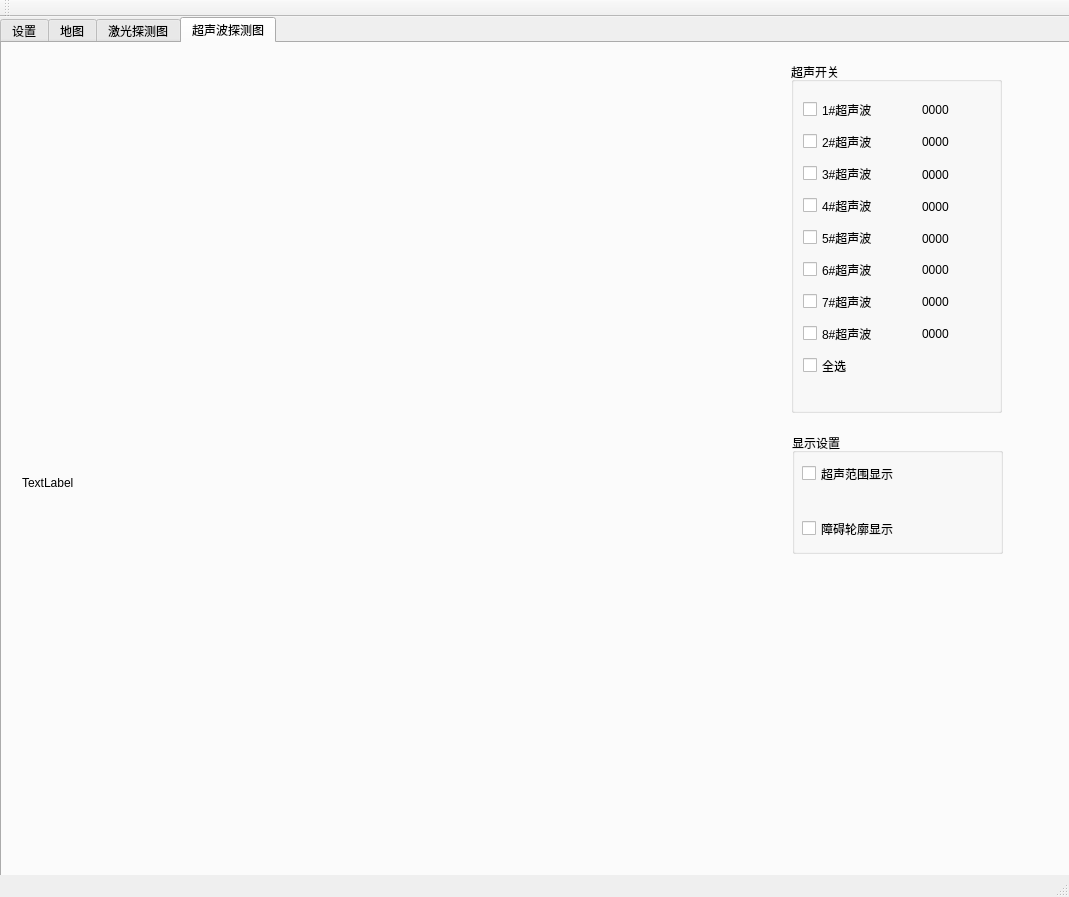
The window that src/a_robot_platform/src/client/qt_client/mainwindow.ui (zwhg/distributed_robot_sys) describes before a commit, drawn with Qt 5.
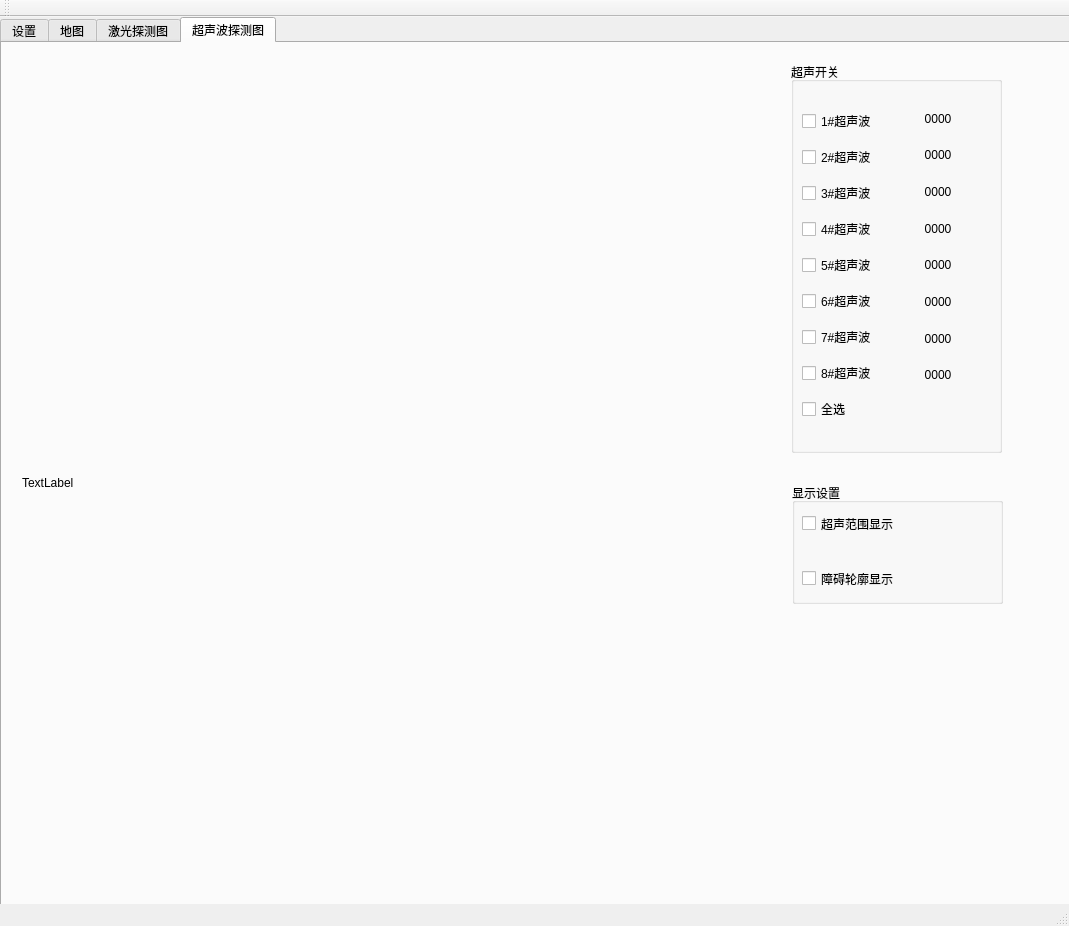
The same window after the commit. The open tabs and pages were chosen to show the change.

```diff
--- a/src/a_robot_platform/src/client/qt_client/mainwindow.ui
+++ b/src/a_robot_platform/src/client/qt_client/mainwindow.ui
@@ -7,7 +7,7 @@
     <x>0</x>
     <y>0</y>
     <width>1069</width>
-    <height>897</height>
+    <height>926</height>
    </rect>
   </property>
   <property name="sizePolicy">
@@ -1235,239 +1235,188 @@
         <x>789</x>
         <y>19</y>
         <width>211</width>
-        <height>351</height>
+        <height>391</height>
        </rect>
       </property>
       <property name="title">
        <string>超声开关</string>
       </property>
-      <widget class="QLabel" name="lb_ultra6">
+      <widget class="QWidget" name="layoutWidget2">
        <property name="geometry">
         <rect>
-         <x>131</x>
-         <y>199</y>
-         <width>61</width>
-         <height>17</height>
+         <x>0</x>
+         <y>30</y>
+         <width>201</width>
+         <height>346</height>
         </rect>
        </property>
-       <property name="text">
-        <string>0000</string>
-       </property>
-      </widget>
-      <widget class="QLabel" name="lb_ultra7">
-       <property name="geometry">
-        <rect>
-         <x>131</x>
-         <y>231</y>
-         <width>61</width>
-         <height>17</height>
-        </rect>
-       </property>
-       <property name="text">
-        <string>0000</string>
-       </property>
-      </widget>
-      <widget class="QLabel" name="lb_ultra5">
-       <property name="geometry">
-        <rect>
-         <x>131</x>
-         <y>168</y>
-         <width>61</width>
-         <height>17</height>
-        </rect>
-       </property>
-       <property name="text">
-        <string>0000</string>
-       </property>
-      </widget>
-      <widget class="QLabel" name="lb_ultra8">
-       <property name="geometry">
-        <rect>
-         <x>131</x>
-         <y>263</y>
-         <width>61</width>
-         <height>17</height>
-        </rect>
-       </property>
-       <property name="text">
-        <string>0000</string>
-       </property>
-      </widget>
-      <widget class="QLabel" name="lb_ultra3">
-       <property name="geometry">
-        <rect>
-         <x>131</x>
-         <y>104</y>
-         <width>61</width>
-         <height>17</height>
-        </rect>
-       </property>
-       <property name="text">
-        <string>0000</string>
-       </property>
-      </widget>
-      <widget class="QLabel" name="lb_ultra4">
-       <property name="geometry">
-        <rect>
-         <x>131</x>
-         <y>136</y>
-         <width>61</width>
-         <height>17</height>
-        </rect>
-       </property>
-       <property name="text">
-        <string>0000</string>
-       </property>
-      </widget>
-      <widget class="QLabel" name="lb_ultra1">
-       <property name="geometry">
-        <rect>
-         <x>131</x>
-         <y>39</y>
-         <width>61</width>
-         <height>17</height>
-        </rect>
-       </property>
-       <property name="text">
-        <string>0000</string>
-       </property>
-      </widget>
-      <widget class="QLabel" name="lb_ultra2">
-       <property name="geometry">
-        <rect>
-         <x>131</x>
-         <y>71</y>
-         <width>61</width>
-         <height>17</height>
-        </rect>
-       </property>
-       <property name="text">
-        <string>0000</string>
-       </property>
-      </widget>
-      <widget class="QCheckBox" name="ultra2">
-       <property name="geometry">
-        <rect>
-         <x>12</x>
-         <y>68</y>
-         <width>76</width>
-         <height>23</height>
-        </rect>
-       </property>
-       <property name="text">
-        <string>2#超声波</string>
-       </property>
-      </widget>
-      <widget class="QCheckBox" name="ultra6">
-       <property name="geometry">
-        <rect>
-         <x>12</x>
-         <y>196</y>
-         <width>76</width>
-         <height>23</height>
-        </rect>
-       </property>
-       <property name="text">
-        <string>6#超声波</string>
-       </property>
-      </widget>
-      <widget class="QCheckBox" name="ultra7">
-       <property name="geometry">
-        <rect>
-         <x>12</x>
-         <y>228</y>
-         <width>76</width>
-         <height>23</height>
-        </rect>
-       </property>
-       <property name="text">
-        <string>7#超声波</string>
-       </property>
-      </widget>
-      <widget class="QCheckBox" name="ultra5">
-       <property name="geometry">
-        <rect>
-         <x>12</x>
-         <y>164</y>
-         <width>76</width>
-         <height>23</height>
-        </rect>
-       </property>
-       <property name="text">
-        <string>5#超声波</string>
-       </property>
-      </widget>
-      <widget class="QCheckBox" name="ultra1">
-       <property name="geometry">
-        <rect>
-         <x>12</x>
-         <y>36</y>
-         <width>76</width>
-         <height>23</height>
-        </rect>
-       </property>
-       <property name="text">
-        <string>1#超声波</string>
-       </property>
-      </widget>
-      <widget class="QCheckBox" name="ultra8">
-       <property name="geometry">
-        <rect>
-         <x>12</x>
-         <y>260</y>
-         <width>76</width>
-         <height>23</height>
-        </rect>
-       </property>
-       <property name="text">
-        <string>8#超声波</string>
-       </property>
-      </widget>
-      <widget class="QCheckBox" name="ultraAll">
-       <property name="geometry">
-        <rect>
-         <x>12</x>
-         <y>292</y>
-         <width>81</width>
-         <height>23</height>
-        </rect>
-       </property>
-       <property name="text">
-        <string>全选</string>
-       </property>
-      </widget>
-      <widget class="QCheckBox" name="ultra3">
-       <property name="geometry">
-        <rect>
-         <x>12</x>
-         <y>100</y>
-         <width>76</width>
-         <height>23</height>
-        </rect>
-       </property>
-       <property name="text">
-        <string>3#超声波</string>
-       </property>
-      </widget>
-      <widget class="QCheckBox" name="ultra4">
-       <property name="geometry">
-        <rect>
-         <x>12</x>
-         <y>132</y>
-         <width>76</width>
-         <height>23</height>
-        </rect>
-       </property>
-       <property name="text">
-        <string>4#超声波</string>
-       </property>
+       <layout class="QHBoxLayout" name="horizontalLayout_13">
+        <item>
+         <layout class="QVBoxLayout" name="verticalLayout_14">
+          <item>
+           <widget class="QCheckBox" name="ultra1">
+            <property name="text">
+             <string>1#超声波</string>
+            </property>
+           </widget>
+          </item>
+          <item>
+           <widget class="QCheckBox" name="ultra2">
+            <property name="text">
+             <string>2#超声波</string>
+            </property>
+           </widget>
+          </item>
+          <item>
+           <widget class="QCheckBox" name="ultra3">
+            <property name="text">
+             <string>3#超声波</string>
+            </property>
+           </widget>
+          </item>
+          <item>
+           <widget class="QCheckBox" name="ultra4">
+            <property name="text">
+             <string>4#超声波</string>
+            </property>
+           </widget>
+          </item>
+          <item>
+           <widget class="QCheckBox" name="ultra5">
+            <property name="text">
+             <string>5#超声波</string>
+            </property>
+           </widget>
+          </item>
+          <item>
+           <widget class="QCheckBox" name="ultra6">
+            <property name="text">
+             <string>6#超声波</string>
+            </property>
+           </widget>
+          </item>
+          <item>
+           <widget class="QCheckBox" name="ultra7">
+            <property name="text">
+             <string>7#超声波</string>
+            </property>
+           </widget>
+          </item>
+          <item>
+           <widget class="QCheckBox" name="ultra8">
+            <property name="text">
+             <string>8#超声波</string>
+            </property>
+           </widget>
+          </item>
+          <item>
+           <widget class="QCheckBox" name="ultraAll">
+            <property name="text">
+             <string>全选</string>
+            </property>
+           </widget>
+          </item>
+         </layout>
+        </item>
+        <item>
+         <layout class="QVBoxLayout" name="verticalLayout_15">
+          <item>
+           <widget class="QLabel" name="lb_ultra1">
+            <property name="text">
+             <string>0000</string>
+            </property>
+            <property name="alignment">
+             <set>Qt::AlignCenter</set>
+            </property>
+           </widget>
+          </item>
+          <item>
+           <widget class="QLabel" name="lb_ultra2">
+            <property name="text">
+             <string>0000</string>
+            </property>
+            <property name="alignment">
+             <set>Qt::AlignCenter</set>
+            </property>
+           </widget>
+          </item>
+          <item>
+           <widget class="QLabel" name="lb_ultra3">
+            <property name="text">
+             <string>0000</string>
+            </property>
+            <property name="alignment">
+             <set>Qt::AlignCenter</set>
+            </property>
+           </widget>
+          </item>
+          <item>
+           <widget class="QLabel" name="lb_ultra4">
+            <property name="text">
+             <string>0000</string>
+            </property>
+            <property name="alignment">
+             <set>Qt::AlignCenter</set>
+            </property>
+           </widget>
+          </item>
+          <item>
+           <widget class="QLabel" name="lb_ultra5">
+            <property name="text">
+             <string>0000</string>
+            </property>
+            <property name="alignment">
+             <set>Qt::AlignCenter</set>
+            </property>
+           </widget>
+          </item>
+          <item>
+           <widget class="QLabel" name="lb_ultra6">
+            <property name="text">
+             <string>0000</string>
+            </property>
+            <property name="alignment">
+             <set>Qt::AlignCenter</set>
+            </property>
+           </widget>
+          </item>
+          <item>
+           <widget class="QLabel" name="lb_ultra7">
+            <property name="text">
+             <string>0000</string>
+            </property>
+            <property name="alignment">
+             <set>Qt::AlignCenter</set>
+            </property>
+           </widget>
+          </item>
+          <item>
+           <widget class="QLabel" name="lb_ultra8">
+            <property name="text">
+             <string>0000</string>
+            </property>
+            <property name="alignment">
+             <set>Qt::AlignCenter</set>
+            </property>
+           </widget>
+          </item>
+          <item>
+           <widget class="QLabel" name="lb_ultra8_2">
+            <property name="text">
+             <string/>
+            </property>
+           </widget>
+          </item>
+         </layout>
+        </item>
+       </layout>
       </widget>
      </widget>
      <widget class="QGroupBox" name="groupBox_6">
       <property name="geometry">
        <rect>
         <x>790</x>
-        <y>390</y>
+        <y>440</y>
         <width>211</width>
         <height>121</height>
        </rect>
```
Left out of the diff: 301 changed lines with no effect on the pictures.
